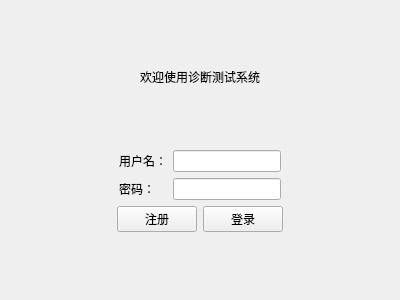
The window that Lab4/loginview.ui (WDK688/QtCourse) describes before a commit, drawn with Qt 5.
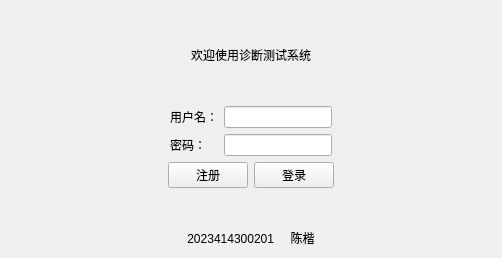
The same window after the commit.

Commit message: 优化欢迎界面

What changed in the file:
```diff
--- a/Lab4/loginview.ui
+++ b/Lab4/loginview.ui
@@ -6,8 +6,8 @@
    <rect>
     <x>0</x>
     <y>0</y>
-    <width>400</width>
-    <height>300</height>
+    <width>502</width>
+    <height>258</height>
    </rect>
   </property>
   <property name="windowTitle">
@@ -177,6 +177,22 @@
      </property>
     </spacer>
    </item>
+   <item>
+    <widget class="QLabel" name="label_4">
+     <property name="accessibleDescription">
+      <string>0</string>
+     </property>
+     <property name="layoutDirection">
+      <enum>Qt::LayoutDirection::LeftToRight</enum>
+     </property>
+     <property name="text">
+      <string>2023414300201     陈楷</string>
+     </property>
+     <property name="alignment">
+      <set>Qt::AlignmentFlag::AlignCenter</set>
+     </property>
+    </widget>
+   </item>
   </layout>
  </widget>
  <resources/>
```
The commit also changes 3 other files.
